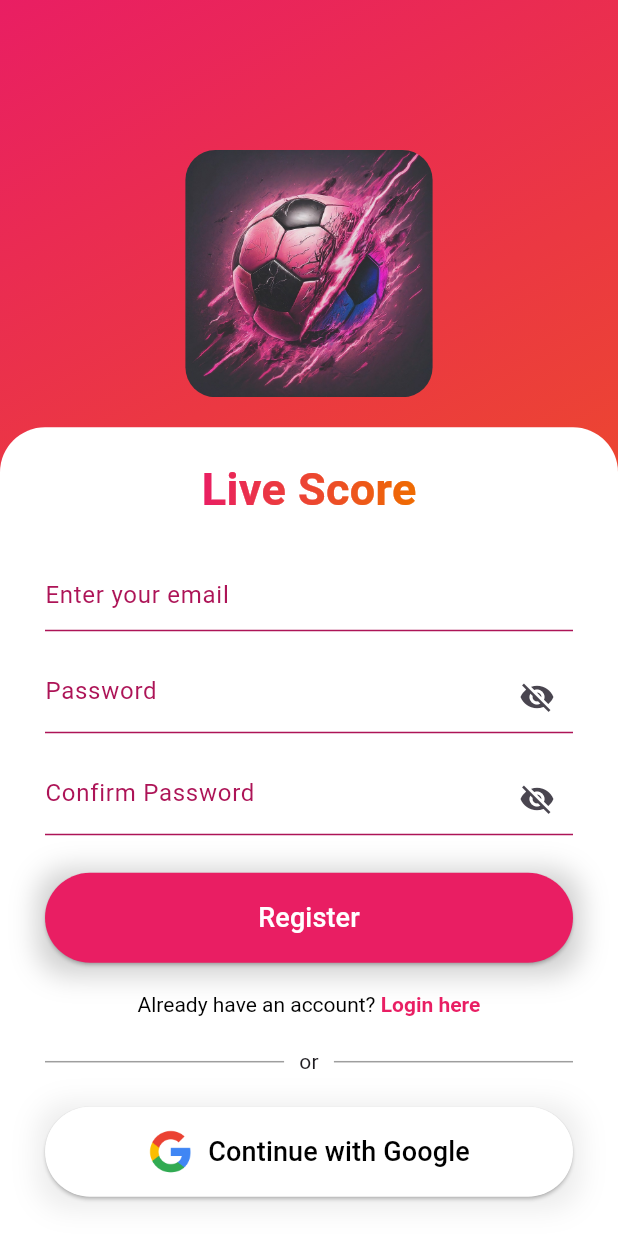
After one commit to newnonsick/Mobile-Football-APP, a Flutter app: the RegisterPage screen opened directly, on a phone screen of 412 x 824 dp. The commit adds this screen. Run offline on Flutter 3.47's test engine with Material 3 defaults, Android fonts, the phone set to English and light mode, and no system bars; our stand-ins replace firebase_auth, firebase_core, flutter_svg, get, google_sign_in, palette_generator and 1 more; accounts and stored records are empty.

Commit message:
add register page

```diff
--- a/lib/main.dart
+++ b/lib/main.dart
@@ -2,7 +2,7 @@ import 'package:flutter/material.dart';
 import 'package:get/get.dart';
 import 'package:project/firebase_options.dart';
 import 'package:firebase_core/firebase_core.dart';
-import 'package:project/page/login.dart';
+import 'package:project/page/loginpage.dart';
 
 void main() {
   WidgetsFlutterBinding.ensureInitialized();
@@ -20,7 +20,7 @@ class MyApp extends StatelessWidget {
   @override
   Widget build(BuildContext context) {
     return const GetMaterialApp(
-      home: Login(),
+      home: LoginPage(),
       debugShowCheckedModeBanner: false,
     );
   }
--- a/lib/page/homepage.dart
+++ b/lib/page/homepage.dart
@@ -1,7 +1,6 @@
 import 'dart:async';
 import 'package:flutter/material.dart';
 import 'package:get/get.dart';
-import 'package:http/http.dart';
 import 'all_match_page.dart';
 import '../api/upcomingmatches_api.dart';
 import '../api/livematches_api.dart';
--- a/lib/page/login.dart
+++ b/lib/page/loginpage.dart
@@ -4,15 +4,16 @@ import 'package:firebase_auth/firebase_auth.dart';
 import 'package:get/get.dart';
 import 'package:google_sign_in/google_sign_in.dart';
 import 'package:project/myhomepage.dart';
+import 'package:project/page/registerpage.dart';
 
-class Login extends StatefulWidget {
-  const Login({Key? key}) : super(key: key);
+class LoginPage extends StatefulWidget {
+  const LoginPage({Key? key}) : super(key: key);
 
   @override
-  State<Login> createState() => _LoginState();
+  State<LoginPage> createState() => _LoginPageState();
 }
 
-class _LoginState extends State<Login> {
+class _LoginPageState extends State<LoginPage> {
   final TextEditingController emailController = TextEditingController();
   final TextEditingController passwordController = TextEditingController();
   final GlobalKey<FormState> formKey = GlobalKey<FormState>();
@@ -50,7 +51,7 @@ class _LoginState extends State<Login> {
                   borderRadius: BorderRadius.circular(20),
                   child: Image.asset(
                     'assets/images/logo.jpg',
-                    width: MediaQuery.of(context).size.width * 0.45,
+                    width: MediaQuery.of(context).size.width * 0.4,
                     fit: BoxFit.contain,
                   ),
                 ),
@@ -87,7 +88,7 @@ class _LoginState extends State<Login> {
                                           fontWeight: FontWeight.bold,
                                           color: Colors.white)),
                                 )),
-                            const SizedBox(height: 50),
+                            const SizedBox(height: 60),
                             Form(
                                 key: formKey,
                                 child: Column(
@@ -146,7 +147,7 @@ class _LoginState extends State<Login> {
                                     ),
                                   ],
                                 )),
-                            const SizedBox(height: 50),
+                            const SizedBox(height: 60),
                             Container(
                               decoration: BoxDecoration(
                                 borderRadius: BorderRadius.circular(20),
@@ -169,7 +170,8 @@ class _LoginState extends State<Login> {
                                     final uid = await loginWithEmailAndPass(
                                         email, password);
                                     if (uid != null) {
-                                      Get.off(() => const MyHomePage(), transition: Transition.fade);
+                                      Get.off(() => const MyHomePage(),
+                                          transition: Transition.fade);
                                     }
                                   }
                                 },
@@ -184,7 +186,8 @@ class _LoginState extends State<Login> {
                             const SizedBox(height: 20),
                             GestureDetector(
                               onTap: () {
-                                print('go to register');
+                                Get.off(() => const RegisterPage(),
+                                    transition: Transition.rightToLeft);
                               },
                               child: RichText(
                                 text: const TextSpan(
@@ -192,7 +195,7 @@ class _LoginState extends State<Login> {
                                   style: TextStyle(color: Colors.black),
                                   children: [
                                     TextSpan(
-                                      text: 'Register',
+                                      text: 'Register here',
                                       style: TextStyle(
                                         color: Colors.pink,
                                         fontWeight: FontWeight.bold,
@@ -242,7 +245,8 @@ class _LoginState extends State<Login> {
                                 onPressed: () async {
                                   final user = await signInWithGoogle();
                                   if (user != null) {
-                                    Get.off(() => const MyHomePage(), transition: Transition.fade);
+                                    Get.off(() => const MyHomePage(),
+                                        transition: Transition.fade);
                                   }
                                 },
                                 style: ElevatedButton.styleFrom(
@@ -263,6 +267,7 @@ class _LoginState extends State<Login> {
                                 ),
                               ),
                             ),
+                            const SizedBox(height: 20),
                           ],
                         ),
                       ),
@@ -298,23 +303,6 @@ class _LoginState extends State<Login> {
     }
   }
 
-  Future<String?> registerWithEmailAndPass(
-      String email, String password) async {
-    try {
-      final credential =
-          await FirebaseAuth.instance.createUserWithEmailAndPassword(
-        email: email,
-        password: password,
-      );
-      return credential.user?.uid;
-    } on FirebaseAuthException catch (e) {
-      if (e.code == 'email-already-in-use') {
-        return 'Email already in use';
-      }
-      return null;
-    }
-  }
-
   Future<UserCredential?> signInWithGoogle() async {
     final GoogleSignInAccount? googleUser = await GoogleSignIn().signIn();
     final GoogleSignInAuthentication googleAuth =
--- /dev/null
+++ b/lib/page/registerpage.dart
@@ -0,0 +1,365 @@
+import 'package:firebase_auth/firebase_auth.dart';
+import 'package:flutter/material.dart';
+import 'package:flutter/services.dart';
+import 'package:get/get.dart';
+import 'package:google_sign_in/google_sign_in.dart';
+import 'package:project/myhomepage.dart';
+import 'package:project/page/loginpage.dart';
+
+class RegisterPage extends StatefulWidget {
+  const RegisterPage({super.key});
+
+  @override
+  State<RegisterPage> createState() => _RegisterPageState();
+}
+
+class _RegisterPageState extends State<RegisterPage> {
+  final TextEditingController emailController = TextEditingController();
+  final TextEditingController passwordController = TextEditingController();
+  final TextEditingController confirmPasswordController =
+      TextEditingController();
+  final GlobalKey<FormState> formKey = GlobalKey<FormState>();
+
+  bool isSecure = true;
+
+  @override
+  Widget build(BuildContext context) {
+    SystemChrome.setSystemUIOverlayStyle(const SystemUiOverlayStyle(
+      statusBarColor: Colors.transparent,
+      statusBarIconBrightness: Brightness.dark,
+    ));
+
+    return Scaffold(
+      backgroundColor: Colors.white,
+      body: Container(
+        decoration: BoxDecoration(
+          gradient: LinearGradient(
+            colors: [
+              Colors.pink,
+              Colors.orange[800]!,
+            ],
+            begin: Alignment.topLeft,
+            end: Alignment.bottomRight,
+          ),
+        ),
+        child: Row(
+          mainAxisAlignment: MainAxisAlignment.center,
+          children: [
+            Column(
+              mainAxisAlignment: MainAxisAlignment.center,
+              children: [
+                const SizedBox(height: 100),
+                ClipRRect(
+                  borderRadius: BorderRadius.circular(20),
+                  child: Image.asset(
+                    'assets/images/logo.jpg',
+                    width: MediaQuery.of(context).size.width * 0.4,
+                    fit: BoxFit.contain,
+                  ),
+                ),
+                const SizedBox(height: 20),
+                Expanded(
+                  child: Container(
+                    width: MediaQuery.of(context).size.width,
+                    decoration: const BoxDecoration(
+                      borderRadius: BorderRadius.only(
+                        topLeft: Radius.circular(30),
+                        topRight: Radius.circular(30),
+                      ),
+                      color: Colors.white,
+                    ),
+                    child: SingleChildScrollView(
+                      child: Padding(
+                        padding: const EdgeInsets.fromLTRB(30, 0, 30, 0),
+                        child: Column(
+                          children: [
+                            Padding(
+                                padding: const EdgeInsets.fromLTRB(0, 20, 0, 0),
+                                child: ShaderMask(
+                                  shaderCallback: (Rect bounds) {
+                                    return LinearGradient(
+                                      colors: <Color>[
+                                        Colors.pink,
+                                        Colors.orange[800]!,
+                                      ],
+                                    ).createShader(bounds);
+                                  },
+                                  child: const Text('Live Score',
+                                      style: TextStyle(
+                                          fontSize: 30,
+                                          fontWeight: FontWeight.bold,
+                                          color: Colors.white)),
+                                )),
+                            const SizedBox(height: 25),
+                            Form(
+                                key: formKey,
+                                child: Column(
+                                  children: [
+                                    TextFormField(
+                                      controller: emailController,
+                                      validator: (value) {
+                                        if (value!.isEmpty) {
+                                          return 'Please enter your email';
+                                        }
+                                        final emailRegex = RegExp(
+                                            r'^[\w-\.]+@([\w-]+\.)+[\w-]{2,4}$');
+                                        if (!emailRegex.hasMatch(value)) {
+                                          return 'Please enter a valid email';
+                                        }
+                                        return null;
+                                      },
+                                      decoration: InputDecoration(
+                                        hintText: 'Enter your email',
+                                        hintStyle: TextStyle(
+                                          color: Colors.pink[800],
+                                        ),
+                                        enabledBorder: UnderlineInputBorder(
+                                          borderSide: BorderSide(
+                                            color: Colors.pink[800]!,
+                                          ),
+                                        ),
+                                      ),
+                                    ),
+                                    const SizedBox(height: 20),
+                                    TextFormField(
+                                      obscureText: isSecure,
+                                      controller: confirmPasswordController,
+                                      validator: (value) {
+                                        if (value!.isEmpty) {
+                                          return 'Please enter your password';
+                                        }
+                                        if (value.length < 6) {
+                                          return 'Password must be at least 6 characters';
+                                        }
+                                        return null;
+                                      },
+                                      decoration: InputDecoration(
+                                          hintText: 'Password',
+                                          hintStyle: TextStyle(
+                                            color: Colors.pink[800],
+                                          ),
+                                          enabledBorder: UnderlineInputBorder(
+                                              borderSide: BorderSide(
+                                                  color: Colors.pink[800]!)),
+                                          suffixIcon: IconButton(
+                                            onPressed: () {
+                                              setState(() {
+                                                isSecure = !isSecure;
+                                              });
+                                            },
+                                            icon: toggleSecure(),
+                                          )),
+                                    ),
+                                    const SizedBox(height: 20),
+                                    TextFormField(
+                                      obscureText: isSecure,
+                                      controller: passwordController,
+                                      validator: (value) {
+                                        if (value!.isEmpty) {
+                                          return 'Please enter your password';
+                                        }
+                                        if (value.length < 6) {
+                                          return 'Password must be at least 6 characters';
+                                        }
+                                        if (value != passwordController.text) {
+                                          return 'Password does not match';
+                                        }
+                                        return null;
+                                      },
+                                      decoration: InputDecoration(
+                                          hintText: 'Confirm Password',
+                                          hintStyle: TextStyle(
+                                            color: Colors.pink[800],
+                                          ),
+                                          enabledBorder: UnderlineInputBorder(
+                                              borderSide: BorderSide(
+                                                  color: Colors.pink[800]!)),
+                                          suffixIcon: IconButton(
+                                            onPressed: () {
+                                              setState(() {
+                                                isSecure = !isSecure;
+                                              });
+                                            },
+                                            icon: toggleSecure(),
+                                          )),
+                                    ),
+                                  ],
+                                )),
+                            const SizedBox(height: 25),
+                            Container(
+                              decoration: BoxDecoration(
+                                borderRadius: BorderRadius.circular(20),
+                                boxShadow: [
+                                  BoxShadow(
+                                    color: Colors.grey.withOpacity(0.5),
+                                    spreadRadius: 5,
+                                    blurRadius: 15,
+                                    offset: const Offset(0, 3),
+                                  ),
+                                ],
+                              ),
+                              width: MediaQuery.of(context).size.width,
+                              height: 60,
+                              child: ElevatedButton(
+                                onPressed: () async {
+                                  if (formKey.currentState!.validate()) {
+                                    final email = emailController.text;
+                                    final password = passwordController.text;
+                                    final uid = await registerWithEmailAndPass(
+                                        email, password);
+                                    if (uid == null) {
+                                      Get.snackbar(
+                                          'Error', 'Failed to register',
+                                          backgroundColor: Colors.red,
+                                          colorText: Colors.white);
+                                    } else if (uid == 'Email already in use') {
+                                      Get.snackbar('Error', 'Email already in use',
+                                          backgroundColor: Colors.red,
+                                          colorText: Colors.white);
+                                    } else {
+                                      Get.off(() => const LoginPage(),
+                                          transition: Transition.fade);
+                                    }
+                                  }
+                                },
+                                style: ElevatedButton.styleFrom(
+                                  backgroundColor: Colors.pink,
+                                  foregroundColor: Colors.white,
+                                ),
+                                child: const Text('Register',
+                                    style: TextStyle(fontSize: 18)),
+                              ),
+                            ),
+                            const SizedBox(height: 20),
+                            GestureDetector(
+                              onTap: () {
+                                Get.off(() => const LoginPage(),
+                                    transition: Transition.leftToRight);
+                              },
+                              child: RichText(
+                                text: const TextSpan(
+                                  text: 'Already have an account? ',
+                                  style: TextStyle(color: Colors.black),
+                                  children: [
+                                    TextSpan(
+                                      text: 'Login here',
+                                      style: TextStyle(
+                                        color: Colors.pink,
+                                        fontWeight: FontWeight.bold,
+                                      ),
+                                    ),
+                                  ],
+                                ),
+                              ),
+                            ),
+                            const SizedBox(height: 20),
+                            Row(
+                              children: [
+                                Expanded(
+                                  child: Container(
+                                    height: 1,
+                                    color: Colors.grey,
+                                  ),
+                                ),
+                                const Padding(
+                                  padding: EdgeInsets.fromLTRB(10, 0, 10, 0),
+                                  child: Text('or'),
+                                ),
+                                Expanded(
+                                  child: Container(
+                                    height: 1,
+                                    color: Colors.grey,
+                                  ),
+                                ),
+                              ],
+                            ),
+                            const SizedBox(height: 20),
+                            Container(
+                              decoration: BoxDecoration(
+                                borderRadius: BorderRadius.circular(20),
+                                boxShadow: [
+                                  BoxShadow(
+                                    color: Colors.grey.withOpacity(0.2),
+                                    spreadRadius: 5,
+                                    blurRadius: 15,
+                                    offset: const Offset(0, 3),
+                                  ),
+                                ],
+                              ),
+                              width: MediaQuery.of(context).size.width,
+                              height: 60,
+                              child: ElevatedButton(
+                                onPressed: () async {
+                                  final user = await signInWithGoogle();
+                                  if (user != null) {
+                                    Get.off(() => const LoginPage(),
+                                        transition: Transition.fade);
+                                  }
+                                },
+                                style: ElevatedButton.styleFrom(
+                                  backgroundColor: Colors.white,
+                                  foregroundColor: Colors.black,
+                                ),
+                                child: Row(
+                                  mainAxisAlignment: MainAxisAlignment.center,
+                                  children: [
+                                    Image.asset(
+                                      'assets/images/google_logo.png',
+                                      width: 30,
+                                    ),
+                                    const SizedBox(width: 10),
+                                    const Text('Continue with Google',
+                                        style: TextStyle(fontSize: 18)),
+                                  ],
+                                ),
+                              ),
+                            ),
+                            const SizedBox(height: 20),
+                          ],
+                        ),
+                      ),
+                    ),
+                  ),
+                ),
+              ],
+            ),
+          ],
+        ),
+      ),
+    );
+  }
+
+  Widget toggleSecure() {
+    return Icon(
+      isSecure ? Icons.visibility_off : Icons.visibility,
+    );
+  }
+
+  Future<String?> registerWithEmailAndPass(
+      String email, String password) async {
+    try {
+      final credential =
+          await FirebaseAuth.instance.createUserWithEmailAndPassword(
+        email: email,
+        password: password,
+      );
+      return credential.user?.uid;
+    } on FirebaseAuthException catch (e) {
+      if (e.code == 'email-already-in-use') {
+        return 'Email already in use';
+      }
+      return null;
+    }
+  }
+
+  Future<UserCredential?> signInWithGoogle() async {
+    final GoogleSignInAccount? googleUser = await GoogleSignIn().signIn();
+    final GoogleSignInAuthentication googleAuth =
+        await googleUser!.authentication;
+    final credential = GoogleAuthProvider.credential(
+      accessToken: googleAuth.accessToken,
+      idToken: googleAuth.idToken,
+    );
+    return FirebaseAuth.instance.signInWithCredential(credential);
+  }
+}
```
